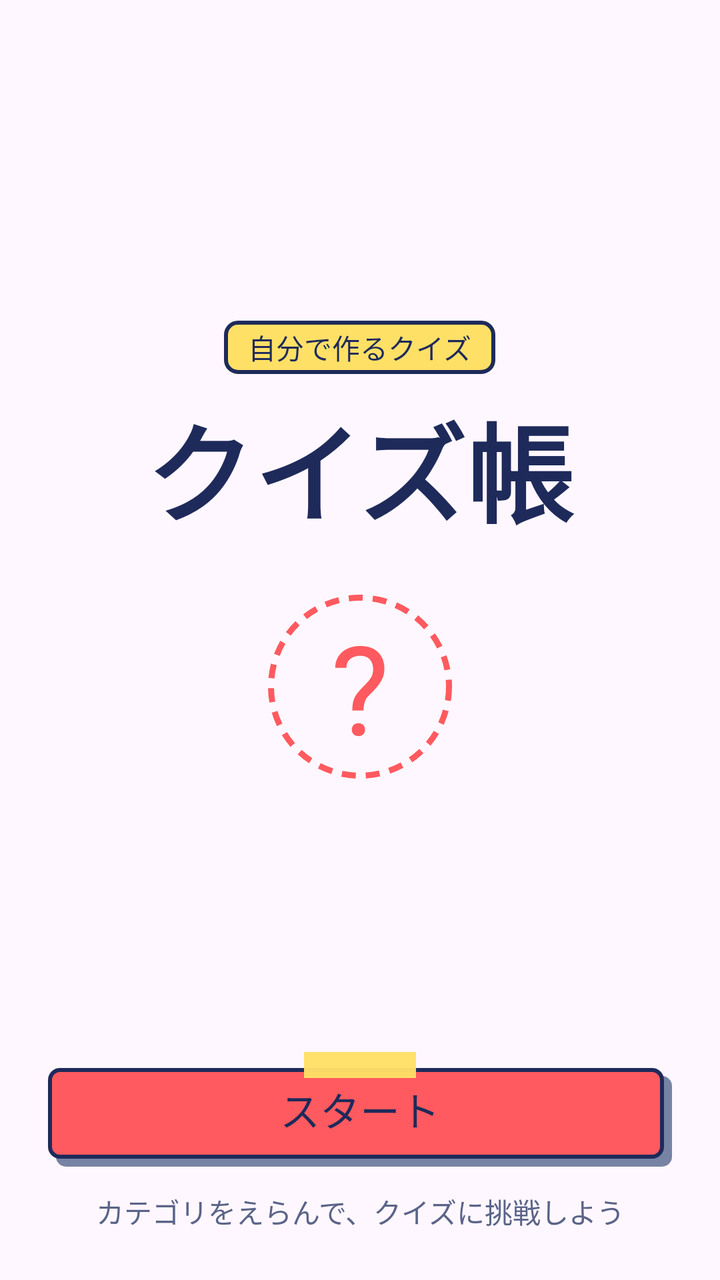
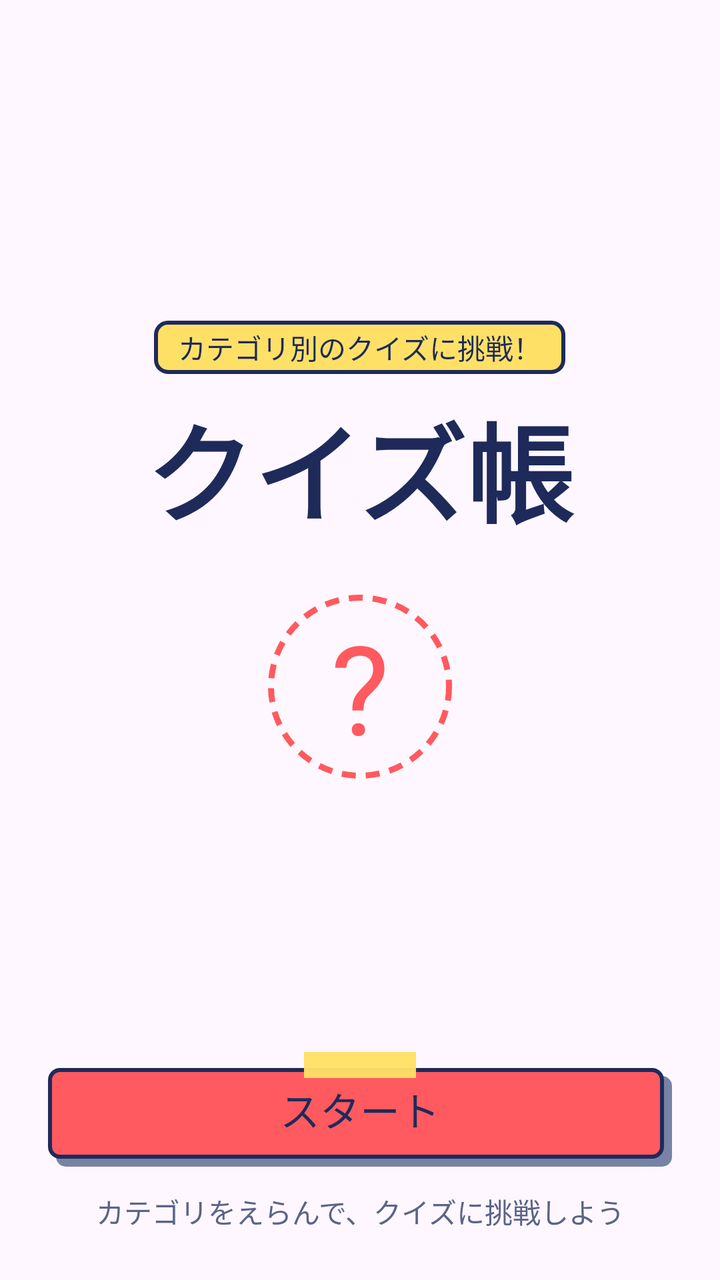

Compare the two renders of this Android layout. The source of the first and the diff that turns it into the second are given below.
<!-- AndroidManifest.xml: application theme Theme.AppDesignandDevelopment -->
<!-- res/layout/screen_title.xml -->
<?xml version="1.0" encoding="utf-8"?>
<LinearLayout xmlns:android="http://schemas.android.com/apk/res/android"
    android:layout_width="match_parent"
    android:layout_height="match_parent"
    android:orientation="vertical"
    android:padding="24dp">

    <LinearLayout
        android:layout_width="match_parent"
        android:layout_height="0dp"
        android:layout_weight="1"
        android:gravity="center"
        android:orientation="vertical">

        <TextView
            android:layout_width="wrap_content"
            android:layout_height="wrap_content"
            android:background="@drawable/bg_pill_tag"
            android:paddingHorizontal="12dp"
            android:paddingVertical="3dp"
            android:text="@string/title_badge"
            android:textColor="@color/ink"
            android:textSize="14sp" />

        <TextView
            android:layout_width="wrap_content"
            android:layout_height="wrap_content"
            android:layout_marginTop="8dp"
            android:text="@string/title_logo"
            android:textColor="@color/ink"
            android:textSize="54sp"
            android:textStyle="bold" />

        <TextView
            android:layout_width="92dp"
            android:layout_height="92dp"
            android:background="@drawable/bg_title_question"
            android:layout_marginTop="24dp"
            android:gravity="center"
            android:text="?"
            android:textColor="@color/primary"
            android:textSize="62sp" />
    </LinearLayout>

    <TextView
        android:id="@+id/btn_start"
            android:minHeight="48dp"
            android:clickable="true"
            android:focusable="true"
            android:foreground="?android:attr/selectableItemBackground"
        android:layout_width="match_parent"
        android:layout_height="wrap_content"
        android:background="@drawable/bg_button_primary"
        android:gravity="center"
        android:padding="14dp"
        android:text="@string/title_start"
        android:textColor="@color/ink"
        android:textSize="20sp" />

    <TextView
        android:layout_width="match_parent"
        android:layout_height="wrap_content"
        android:layout_marginTop="12dp"
        android:gravity="center"
        android:text="@string/title_note"
        android:textColor="@color/mute"
        android:textSize="14sp" />

</LinearLayout>
<!-- resources referenced by this layout -->
<resources>
  <color name="ink">#1E2A5A</color>
  <color name="mute">#5B6488</color>
  <color name="primary">#FF5A5F</color>
  <!-- drawable bg_button_primary (drawable) -->
  <?xml version="1.0" encoding="utf-8"?>
  <layer-list xmlns:android="http://schemas.android.com/apk/res/android">
      <item android:left="4dp" android:top="12dp">
          <shape><solid android:color="#7783A4" /><corners android:radius="5dp" /></shape>
      </item>
      <item android:top="8dp" android:right="4dp" android:bottom="4dp">
          <shape><solid android:color="@color/primary" /><stroke android:width="2dp" android:color="@color/line" /><corners android:radius="5dp" /></shape>
      </item>
      <item android:width="56dp" android:height="13dp" android:gravity="top|center_horizontal">
          <shape><solid android:color="#F5FFE066" /></shape>
      </item>
  </layer-list>
  <!-- drawable bg_pill_tag (drawable) -->
  <?xml version="1.0" encoding="utf-8"?>
  <shape xmlns:android="http://schemas.android.com/apk/res/android" android:shape="rectangle">
      <solid android:color="@color/secondary" />
      <stroke android:width="2dp" android:color="@color/line" />
      <corners android:radius="6dp" />
  </shape>
  <!-- drawable bg_title_question (drawable) -->
  <?xml version="1.0" encoding="utf-8"?>
  <shape xmlns:android="http://schemas.android.com/apk/res/android" android:shape="oval">
      <stroke android:width="3dp" android:color="@color/primary" android:dashWidth="7dp" android:dashGap="5dp" />
      <solid android:color="@android:color/transparent" />
  </shape>
  <string name="title_badge">自分で作るクイズ</string>
  <string name="title_logo">クイズ帳</string>
  <string name="title_note">カテゴリをえらんで、クイズに挑戦しよう</string>
  <string name="title_start">スタート</string>
  <style name="Theme.AppDesignandDevelopment" parent="Base.Theme.AppDesignandDevelopment" />
  <color name="line">#1E2A5A</color>
  <color name="secondary">#FFE066</color>
  <style name="Base.Theme.AppDesignandDevelopment" parent="Theme.Material3.DayNight.NoActionBar">
          
          
      </style>
</resources>

<!-- the commit's change to res/layout/screen_title.xml (unified diff, before → after) -->
@@ -13,12 +13,14 @@
         android:orientation="vertical">
 
         <TextView
+            android:id="@+id/title_badge"
             android:layout_width="wrap_content"
             android:layout_height="wrap_content"
             android:background="@drawable/bg_pill_tag"
             android:paddingHorizontal="12dp"
             android:paddingVertical="3dp"
-            android:text="@string/title_badge"
+            android:gravity="center"
+            android:text="@string/title_badge_unavailable"
             android:textColor="@color/ink"
             android:textSize="14sp" />
 
<!-- resource entries referenced after the edit -->
@@ -29,7 +29,7 @@
       <stroke android:width="3dp" android:color="@color/primary" android:dashWidth="7dp" android:dashGap="5dp" />
       <solid android:color="@android:color/transparent" />
   </shape>
-  <string name="title_badge">自分で作るクイズ</string>
+  <string name="title_badge_unavailable">カテゴリ別のクイズに挑戦！</string>
   <string name="title_logo">クイズ帳</string>
   <string name="title_note">カテゴリをえらんで、クイズに挑戦しよう</string>
   <string name="title_start">スタート</string>
